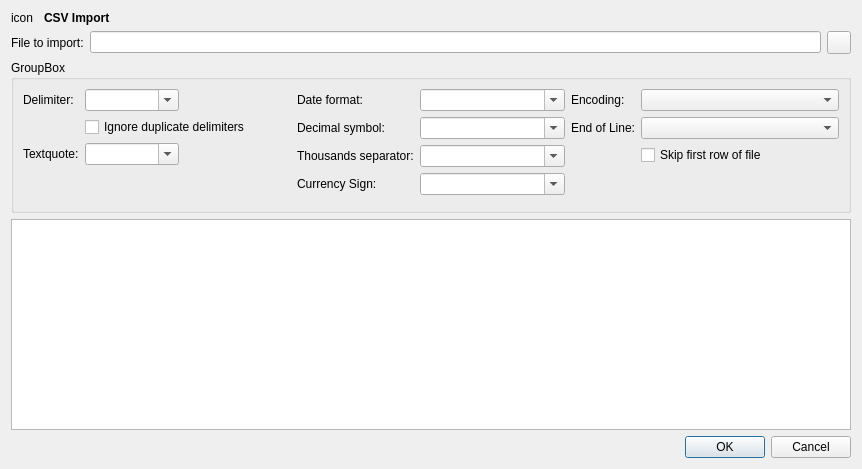
Qt form src/import/csv/csvimportdialog.ui (KDE/knipptasch) before a commit.
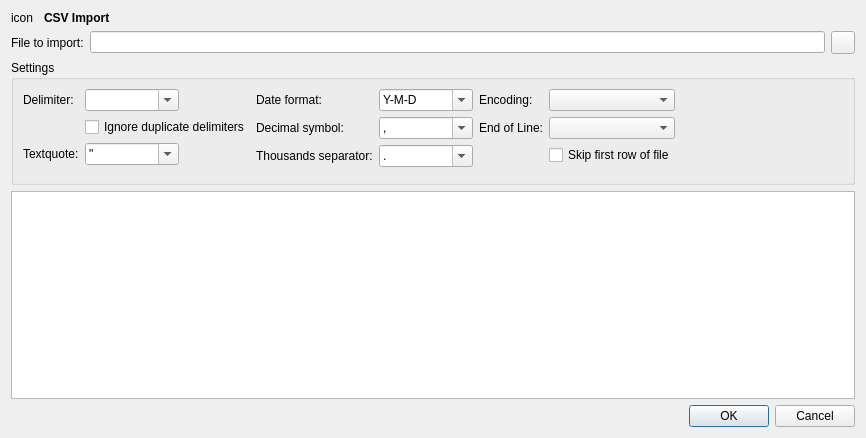
The same form after that commit. Custom widgets are drawn as their Qt base class.

What changed in the file:
```diff
--- a/src/import/csv/csvimportdialog.ui
+++ b/src/import/csv/csvimportdialog.ui
@@ -7,8 +7,8 @@
    <rect>
     <x>0</x>
     <y>0</y>
-    <width>862</width>
-    <height>469</height>
+    <width>866</width>
+    <height>438</height>
    </rect>
   </property>
   <property name="sizePolicy">
@@ -82,7 +82,7 @@
    <item>
     <widget class="QGroupBox" name="groupBox">
      <property name="title">
-      <string>GroupBox</string>
+      <string>Settings</string>
      </property>
      <layout class="QGridLayout" name="gridLayout">
       <item row="0" column="0" rowspan="2">
@@ -123,11 +123,31 @@
            <bool>true</bool>
           </property>
           <property name="currentIndex">
-           <number>-1</number>
+           <number>1</number>
           </property>
           <property name="minimumContentsLength">
            <number>8</number>
           </property>
+          <item>
+           <property name="text">
+            <string/>
+           </property>
+          </item>
+          <item>
+           <property name="text">
+            <string>&quot;</string>
+           </property>
+          </item>
+          <item>
+           <property name="text">
+            <string>'</string>
+           </property>
+          </item>
+          <item>
+           <property name="text">
+            <string>`</string>
+           </property>
+          </item>
          </widget>
         </item>
         <item row="1" column="1">
@@ -141,6 +161,9 @@
       </item>
       <item row="0" column="1">
        <layout class="QFormLayout" name="formLayout_2">
+        <property name="fieldGrowthPolicy">
+         <enum>QFormLayout::ExpandingFieldsGrow</enum>
+        </property>
         <item row="0" column="0">
          <widget class="QLabel" name="label_3">
           <property name="text">
@@ -154,11 +177,16 @@
            <bool>true</bool>
           </property>
           <property name="currentIndex">
-           <number>-1</number>
+           <number>0</number>
           </property>
           <property name="minimumContentsLength">
            <number>8</number>
           </property>
+          <item>
+           <property name="text">
+            <string>Y-M-D</string>
+           </property>
+          </item>
          </widget>
         </item>
         <item row="1" column="0">
@@ -176,6 +204,16 @@
           <property name="minimumContentsLength">
            <number>8</number>
           </property>
+          <item>
+           <property name="text">
+            <string>,</string>
+           </property>
+          </item>
+          <item>
+           <property name="text">
+            <string>.</string>
+           </property>
+          </item>
          </widget>
         </item>
         <item row="2" column="0">
@@ -193,23 +231,11 @@
           <property name="minimumContentsLength">
            <number>8</number>
           </property>
-         </widget>
-        </item>
-        <item row="3" column="0">
-         <widget class="QLabel" name="label_10">
-          <property name="text">
-           <string>Currency Sign:</string>
-          </property>
-         </widget>
-        </item>
-        <item row="3" column="1">
-         <widget class="KComboBox" name="currencySign">
-          <property name="editable">
-           <bool>true</bool>
-          </property>
-          <property name="minimumContentsLength">
-           <number>8</number>
-          </property>
+          <item>
+           <property name="text">
+            <string>.</string>
+           </property>
+          </item>
          </widget>
         </item>
        </layout>
@@ -253,6 +279,19 @@
         </item>
        </layout>
       </item>
+      <item row="0" column="3">
+       <spacer name="horizontalSpacer">
+        <property name="orientation">
+         <enum>Qt::Horizontal</enum>
+        </property>
+        <property name="sizeHint" stdset="0">
+         <size>
+          <width>40</width>
+          <height>20</height>
+         </size>
+        </property>
+       </spacer>
+      </item>
      </layout>
     </widget>
    </item>
```
Left out of the diff: 2 changed lines with no effect on the pictures.
